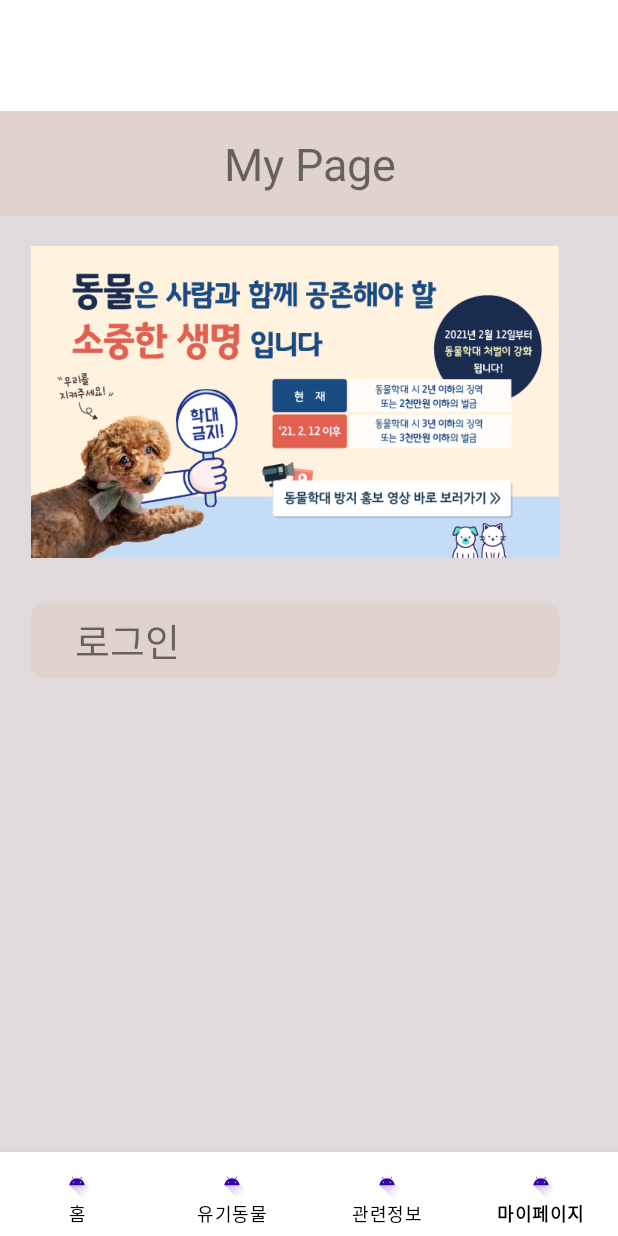
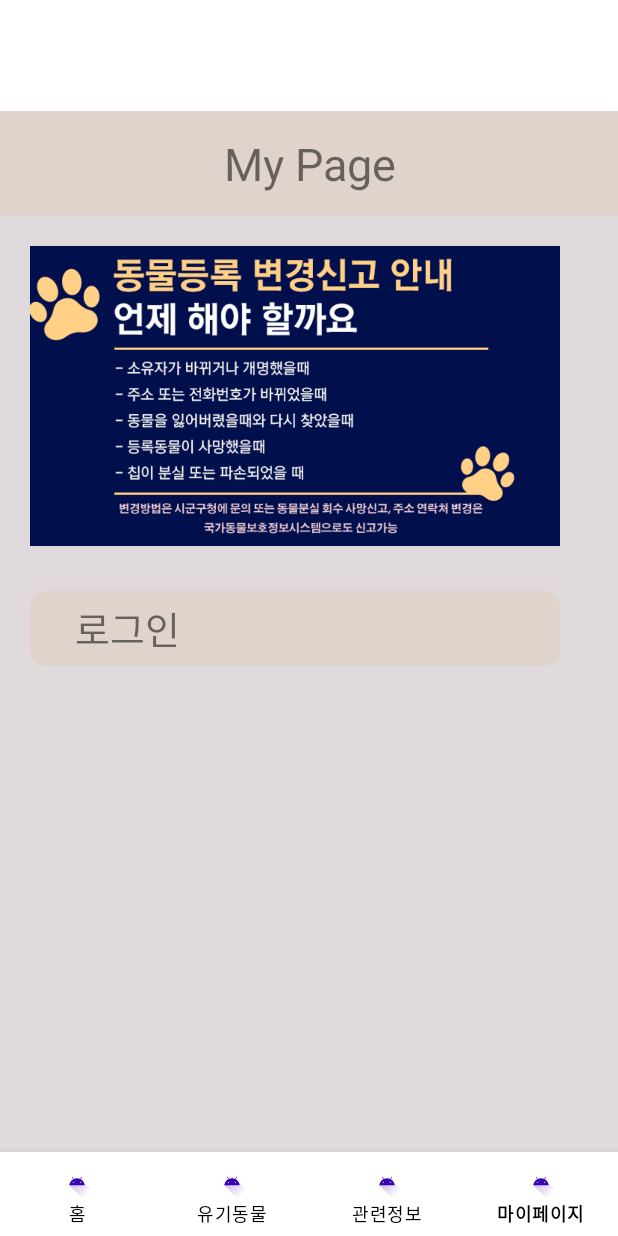
Before and after one commit to JinjangKang/MPProject, an Android app: the screen it shows after launch (MainActivity), item 4 of the bottom bar chosen, on a phone screen of 412 x 824 dp. Run offline under Robolectric (Android 15) with nearby library versions, the phone set to English and light mode, and no system bars; our stand-ins replace Firebase (no records; nobody signed in at launch, a user with empty details on screens opened directly); network calls fail.

Commit message:
마이페이지 뷰페이지2 설정, 3초마다 다음이미지 노출, 링크 첨부

```diff
--- a/app/src/main/java/com/example/pit_a_pet/HomeFragment.kt
+++ b/app/src/main/java/com/example/pit_a_pet/HomeFragment.kt
@@ -34,7 +34,8 @@ class HomeFragment : Fragment() {
         inflater: LayoutInflater, container: ViewGroup?,
         savedInstanceState: Bundle?
     ): View? {
-        // Inflate the layout for this fragment
+
+
         return inflater.inflate(R.layout.fragment_home, container, false)
     }
 
--- /dev/null
+++ b/app/src/main/java/com/example/pit_a_pet/ImagePagerAdapter.kt
@@ -0,0 +1,51 @@
+import android.content.Intent
+import android.net.Uri
+import android.view.LayoutInflater
+import android.view.ViewGroup
+import android.widget.ImageView
+import android.widget.Toast
+import androidx.recyclerview.widget.RecyclerView
+import com.example.pit_a_pet.R
+
+class ImagePagerAdapter(var images: ArrayList<Int>, var urls: ArrayList<String>) :
+    RecyclerView.Adapter<ImagePagerAdapter.PagerViewHolder>() {
+
+    private lateinit var image: ImageView
+
+
+    inner class PagerViewHolder(parent: ViewGroup) : RecyclerView.ViewHolder
+        (LayoutInflater.from(parent.context).inflate(R.layout.item_slider, parent, false)) {
+        val image: ImageView = itemView.findViewById(R.id.imageSlider)
+
+    }
+
+
+    override fun onCreateViewHolder(parent: ViewGroup, viewType: Int): PagerViewHolder {
+        val view = LayoutInflater.from(parent.context).inflate(R.layout.item_slider, parent, false)
+        val viewHolder = PagerViewHolder(view as ViewGroup)
+
+        // 이미지 클릭 시 URL 열기
+        viewHolder.image.setOnClickListener {
+            val position = viewHolder.adapterPosition
+            val url = urls[position]
+
+            if(url != ""){
+                // URL 열기 작업 수행 (예: 웹 브라우저 열기)
+                val intent = Intent(Intent.ACTION_VIEW)
+                intent.data = Uri.parse(url)
+                viewHolder.itemView.context.startActivity(intent)
+            }
+            else{
+                Toast.makeText(viewHolder.image.context, "연결된 링크가 없습니다.",Toast.LENGTH_SHORT).show()
+            }
+        }
+
+        return viewHolder
+    }
+
+    override fun getItemCount(): Int = images.size
+
+    override fun onBindViewHolder(holder: PagerViewHolder, position: Int) {
+        holder.image.setImageResource(images[position])
+    }
+}
--- a/app/src/main/java/com/example/pit_a_pet/MypageFragment.kt
+++ b/app/src/main/java/com/example/pit_a_pet/MypageFragment.kt
@@ -1,17 +1,18 @@
 package com.example.pit_a_pet
 
-import android.content.Intent
-import android.net.Uri
+import ImagePagerAdapter
 import android.os.Bundle
-import android.os.Handler
 import android.view.LayoutInflater
 import android.view.View
 import android.view.ViewGroup
 import android.widget.TextView
 import android.widget.Toast
 import androidx.fragment.app.Fragment
+import androidx.viewpager2.widget.ViewPager2
 import com.example.pit_a_pet.databinding.FragmentMypageBinding
 import com.google.firebase.auth.FirebaseAuth
+import java.util.*
+import kotlin.collections.ArrayList
 
 // TODO: Rename parameter arguments, choose names that match
 // the fragment initialization parameters, e.g. ARG_ITEM_NUMBER
@@ -26,6 +27,7 @@ private const val ARG_PARAM2 = "param2"
 class MypageFragment : Fragment() {
 
     private lateinit var binding: FragmentMypageBinding
+    lateinit var viewPager: ViewPager2
 
     val auth = FirebaseAuth.getInstance()
     val currentUser = auth.currentUser
@@ -100,16 +102,63 @@ class MypageFragment : Fragment() {
             zzimList.visibility = View.GONE
         }
 
-        val imagelink = binding.imageView
-        imagelink.setOnClickListener{
-            val url = "https://www.youtube.com/watch?v=2xTztH8ljMo"
-            val intent = Intent(Intent.ACTION_VIEW)
-            intent.data = Uri.parse(url)
-            startActivity(intent)
+        viewPager = binding.viewPager
+
+        val imageList = getImage()
+        val urlList = getUrl() // 각 사진에 대한 URL 리스트
+
+        viewPager.adapter = ImagePagerAdapter(imageList, urlList) // 어댑터 생성
+        viewPager.orientation = ViewPager2.ORIENTATION_HORIZONTAL // 방향을 가로로
+
+        val timer = Timer()
+        val delayInMillis: Long = 3000
+        val numPages = getImage().size
+        var currentPage = 0
+
+        val updateCurrentPage = Runnable {
+            if (currentPage == numPages - 1) {
+                viewPager.setCurrentItem(0, true) // 첫 번째 페이지로 이동
+            } else {
+                viewPager.setCurrentItem(currentPage + 1, true) // 다음 페이지로 이동
+            }
         }
+
+        val timerTask = object : TimerTask() {
+            override fun run() {
+                viewPager.post(updateCurrentPage)
+            }
+        }
+
+        timer.schedule(timerTask, delayInMillis, delayInMillis)
+
+        viewPager.registerOnPageChangeCallback(object : ViewPager2.OnPageChangeCallback() {
+            override fun onPageSelected(position: Int) {
+                currentPage = position
+            }
+        })
+
+
 
         return binding.root
     }
+
+    private fun getImage(): ArrayList<Int> {
+        return arrayListOf(
+            R.drawable.imageview1,
+            R.drawable.imageview2,
+            R.drawable.imageview3,
+        )
+    }
+
+    private fun getUrl(): ArrayList<String> {
+        return arrayListOf(
+            "https://animallovecontest.com/",
+            "",
+            "",
+        )
+    }
+
+
 
 
 
--- a/app/src/main/java/com/example/pit_a_pet/PetDetailFragment.kt
+++ b/app/src/main/java/com/example/pit_a_pet/PetDetailFragment.kt
@@ -80,6 +80,7 @@ class PetDetailFragment() : Fragment(), OnItemClickListener  {
             .diskCacheStrategy(DiskCacheStrategy.ALL)
             .into(binding.imageDetail)
 
+
         val zzimRef = rdb.child("USER").child(auth.currentUser!!.uid).child(item.CODE)
         zzimRef.addListenerForSingleValueEvent(object : ValueEventListener {
             override fun onDataChange(dataSnapshot: DataSnapshot) {
--- a/app/src/main/res/layout/fragment_mypage.xml
+++ b/app/src/main/res/layout/fragment_mypage.xml
@@ -23,6 +23,15 @@
         android:layout_width="match_parent"
         android:layout_height="match_parent">
 
+        <androidx.viewpager2.widget.ViewPager2
+            android:id="@+id/viewPager"
+            android:layout_width="353dp"
+            android:layout_height="200dp"
+            android:layout_marginStart="20dp"
+            android:layout_marginTop="20dp"
+            app:layout_constraintStart_toStartOf="parent"
+            app:layout_constraintTop_toBottomOf="@+id/MypageTV" />
+
         <TextView
             android:id="@+id/MypageTV"
             android:layout_width="match_parent"
@@ -47,7 +56,7 @@
             android:text="로그인"
             android:textSize="25sp"
             app:layout_constraintStart_toStartOf="parent"
-            app:layout_constraintTop_toBottomOf="@+id/imageView" />
+            app:layout_constraintTop_toBottomOf="@+id/viewPager" />
 
         <TextView
             android:id="@+id/zzimList"
@@ -78,15 +87,6 @@
             app:layout_constraintBottom_toBottomOf="parent"
             app:layout_constraintStart_toStartOf="parent" />
 
-        <ImageView
-            android:id="@+id/imageView"
-            android:layout_width="353dp"
-            android:layout_height="208dp"
-            android:layout_marginStart="20dp"
-            android:layout_marginTop="20dp"
-            android:src="@drawable/imageview"
-            app:layout_constraintStart_toStartOf="parent"
-            app:layout_constraintTop_toBottomOf="@+id/MypageTV" />
     </androidx.constraintlayout.widget.ConstraintLayout>
 
 </FrameLayout>
--- /dev/null
+++ b/app/src/main/res/layout/item_slider.xml
@@ -0,0 +1,16 @@
+<?xml version="1.0" encoding="utf-8"?>
+<androidx.constraintlayout.widget.ConstraintLayout xmlns:android="http://schemas.android.com/apk/res/android"
+    xmlns:app="http://schemas.android.com/apk/res-auto"
+    android:layout_width="match_parent"
+    android:layout_height="match_parent">
+
+    <ImageView
+        android:id="@+id/imageSlider"
+        android:layout_width="match_parent"
+        android:layout_height="match_parent"
+        android:contentDescription="@string/app_name"
+        android:scaleType="centerCrop"
+        app:layout_constraintStart_toStartOf="parent"
+        app:layout_constraintTop_toTopOf="parent" />
+
+</androidx.constraintlayout.widget.ConstraintLayout>
--- a/build.gradle
+++ b/build.gradle
@@ -4,8 +4,8 @@ buildscript {
     repositories {
         // Make sure that you have the following two repositories
         google()  // Google's Maven repository
+        mavenCentral()  // Maven Central repository
 
-        mavenCentral()  // Maven Central repository
 
     }
     dependencies {
```
Also changed, not shown: app/src/main/res/layout/fragment_pet_detail.xml (+6 -6 lines), app/src/main/res/layout/petlist.xml (+12 -3 lines), app/src/main/res/drawable/imageview1.png (added), app/src/main/res/drawable/imageview2.png (added), app/src/main/res/drawable/imageview3.png (added).
